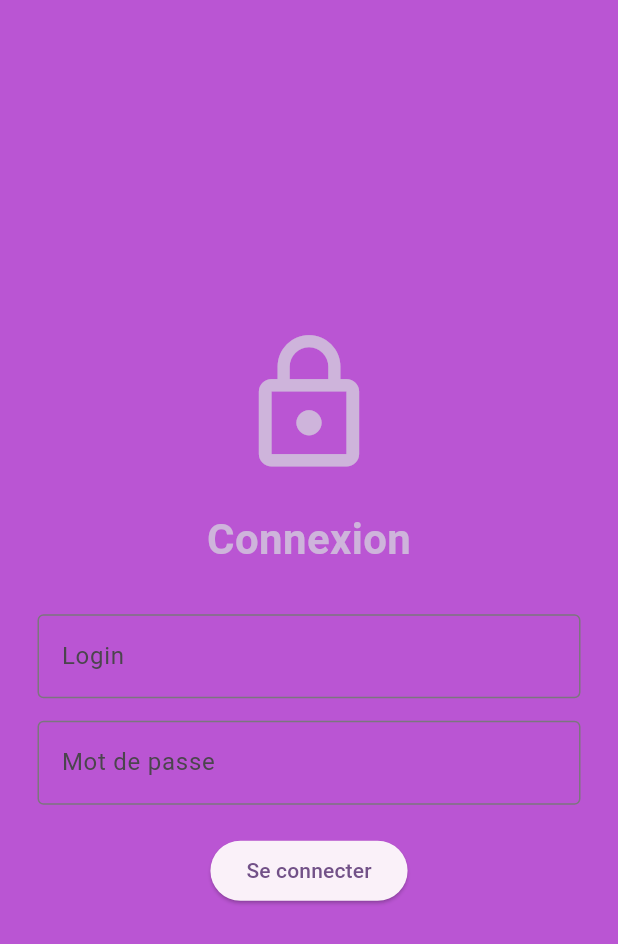
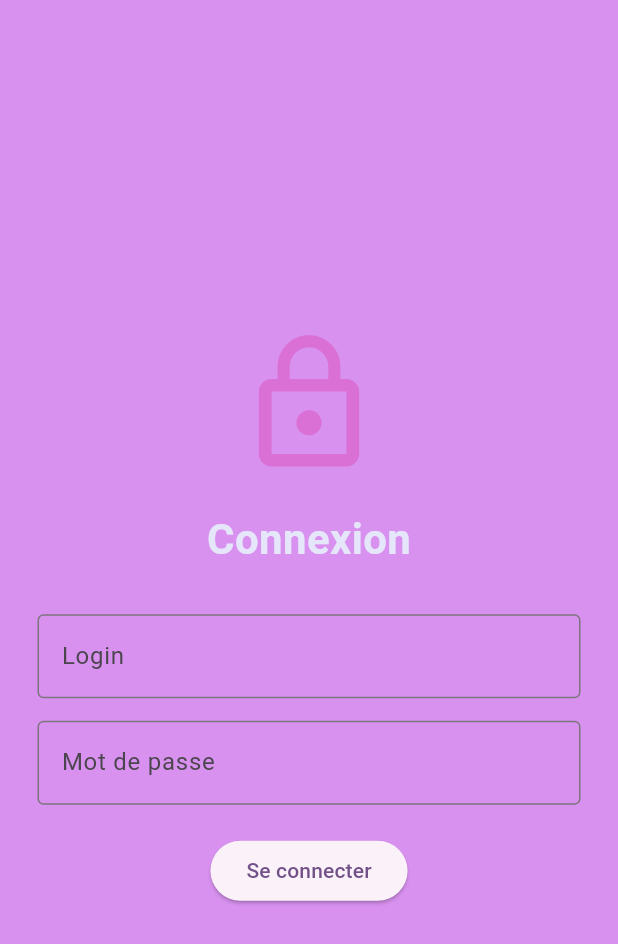
Before and after one commit to Ikramkf/Gestion_voitures, a Flutter app: the screen it shows after launch, on a phone screen of 412 x 824 dp. Shown: the top 944 px of the screen. Run offline on Flutter 3.47's test engine with Material 3 defaults, Android fonts, the phone set to English and light mode, and no system bars; our stand-ins replace image_picker.

```diff
--- a/lib/login_page.dart
+++ b/lib/login_page.dart
@@ -26,20 +26,20 @@ class _LoginPageState extends State<LoginPage> {
   @override
   Widget build(BuildContext context) {
     return Scaffold(
-      backgroundColor: Color(0xFFBA55D3),
+      backgroundColor: Color(0xFFD891EF),
       body: Center(
         child: Padding(
           padding: const EdgeInsets.all(25.0),
           child: Column(
             mainAxisAlignment: MainAxisAlignment.center,
             children: [
-              const Icon(Icons.lock_outline, size: 100, color:Color(0xFFCEB4DB)),
+              const Icon(Icons.lock_outline, size: 100, color:Color(0xFFDA70D6)),
               const SizedBox(height: 20),
               const Text('Connexion',
                   style: TextStyle(
                       fontSize: 28,
                       fontWeight: FontWeight.bold,
-                      color: Color(0xFFCEB4DB))),
+                      color: Color(0xFFE6E6FA))),
               const SizedBox(height: 30),
               TextField(
                 controller: _loginController,
```
